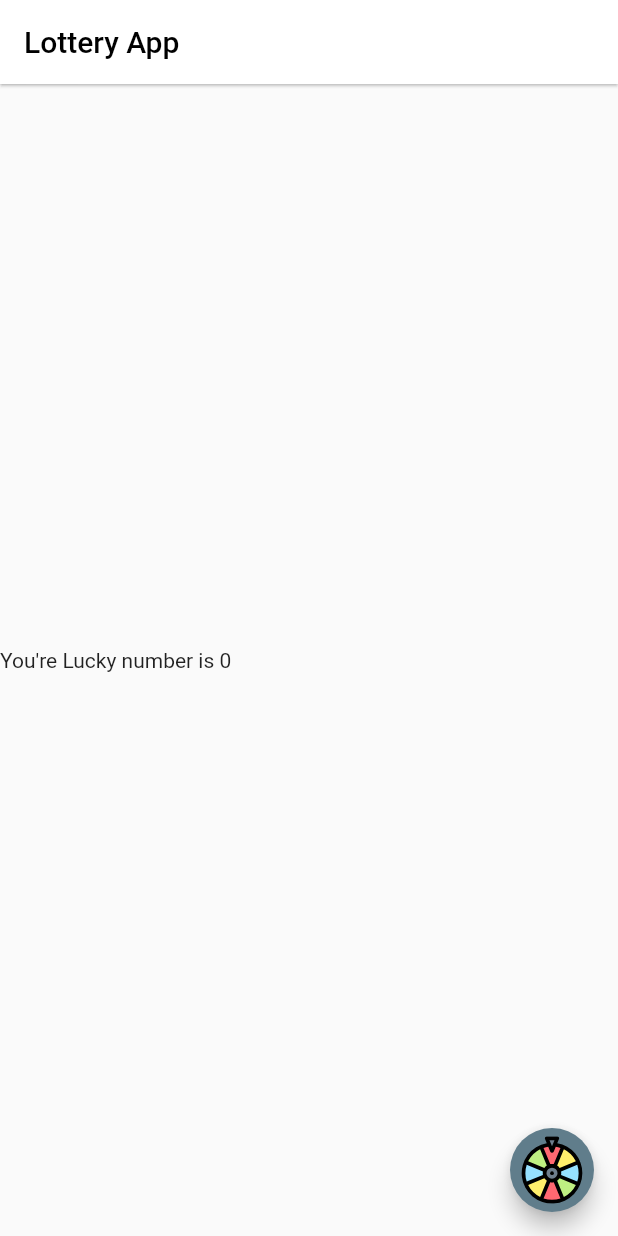
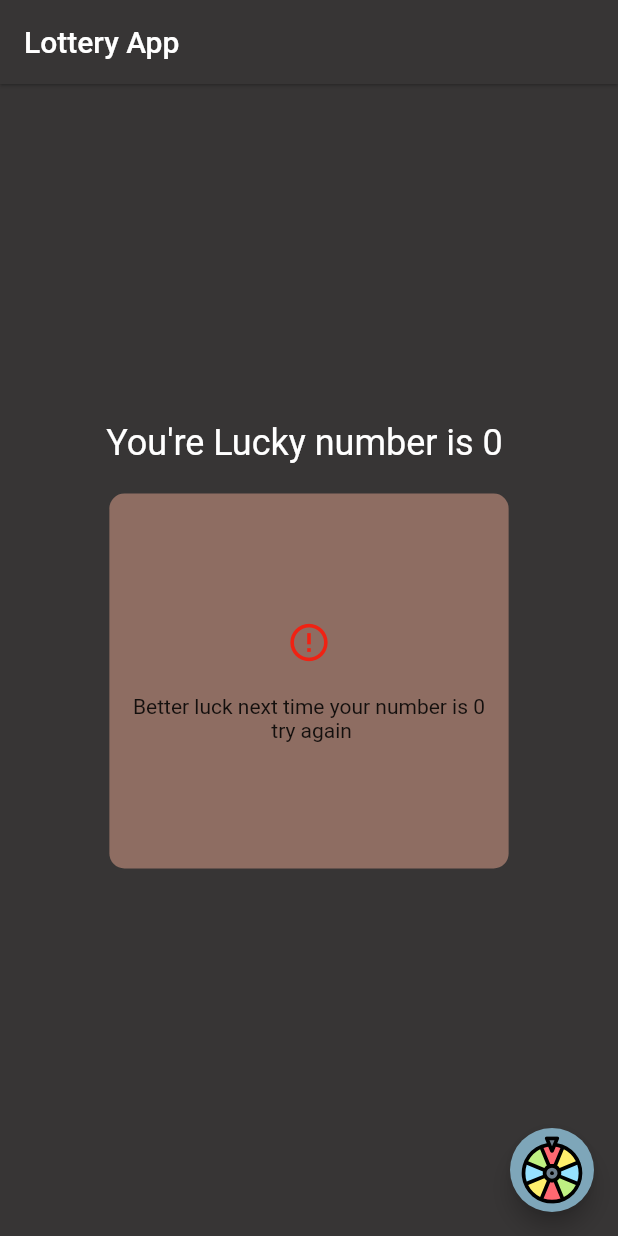
Before and after one commit to CodewithAnn/Flutter-Lottery-App, a Flutter app: the screen it shows after launch, on a phone screen of 412 x 824 dp. Run offline on Flutter 3.47's test engine with Material 2 defaults, Android fonts, the phone set to English and light mode, and no system bars; our stand-ins replace flutter_svg.

Commit message:
added some lottery ui

```diff
--- a/lib/main.dart
+++ b/lib/main.dart
@@ -1,9 +1,11 @@
+import 'dart:math';
+
 import 'package:flutter/material.dart';
 import 'package:flutter_svg/flutter_svg.dart';
 
 void main() {
   runApp(
-    LotteryApp(),
+    const LotteryApp(),
   );
 }
 
@@ -27,31 +29,76 @@ class LotteryHomePage extends StatefulWidget {
 }
 
 class _LotteryHomePageState extends State<LotteryHomePage> {
+  var random = Random();
   int luckyNumber = 0;
   @override
   Widget build(BuildContext context) {
     return SafeArea(
       child: Scaffold(
+        backgroundColor: const Color(0xff373535),
         appBar: AppBar(
           elevation: 0.8,
-          backgroundColor: Colors.white,
+          backgroundColor: const Color(0xff373535),
           title: const Text(
             "Lottery App",
-            style: TextStyle(color: Colors.black),
+            style: TextStyle(color: Colors.white),
           ),
         ),
-        body: Column(
-          mainAxisAlignment: MainAxisAlignment.center,
-          children: [Text("You're Lucky number is $luckyNumber ")],
+        body: Center(
+          child: Column(
+            mainAxisAlignment: MainAxisAlignment.center,
+            children: [
+              Text(
+                "You're Lucky number is $luckyNumber ",
+                style: const TextStyle(
+                  color: Colors.white,
+                  fontSize: 24,
+                ),
+              ),
+              Padding(
+                padding: const EdgeInsets.all(20.0),
+                child: Container(
+                  height: 250,
+                  decoration: BoxDecoration(
+                    borderRadius: BorderRadius.circular(10),
+                    color: Color.fromARGB(180, 178, 133, 117),
+                  ),
+                  child: Padding(
+                    padding: const EdgeInsets.all(14.0),
+                    child: Column(
+                      mainAxisAlignment: MainAxisAlignment.center,
+                      children: [
+                        const Icon(
+                          Icons.error_outline,
+                          color: Color.fromARGB(255, 240, 34, 19),
+                          size: 30,
+                        ),
+                        const SizedBox(
+                          height: 20,
+                        ),
+                        Text(
+                          "Better luck next time your number is $luckyNumber \n try again ",
+                          textAlign: TextAlign.center,
+                        ),
+                      ],
+                    ),
+                  ),
+                ),
+              )
+            ],
+          ),
         ),
         floatingActionButton: FloatingActionButton(
-          backgroundColor: Colors.blueGrey,
-          onPressed: () {},
+          backgroundColor: Color.fromRGBO(126, 166, 185, 1),
+          onPressed: () {
+            luckyNumber = random.nextInt(100);
+            print(luckyNumber);
+          },
           child: SvgPicture.asset(
             'icons/lottery_wheel.svg',
-            alignment: Alignment.center,
+            // alignment: Alignment.topLeft,
             height: 45,
-            width: 50,
+            width: 45,
           ),
         ),
       ),
```
